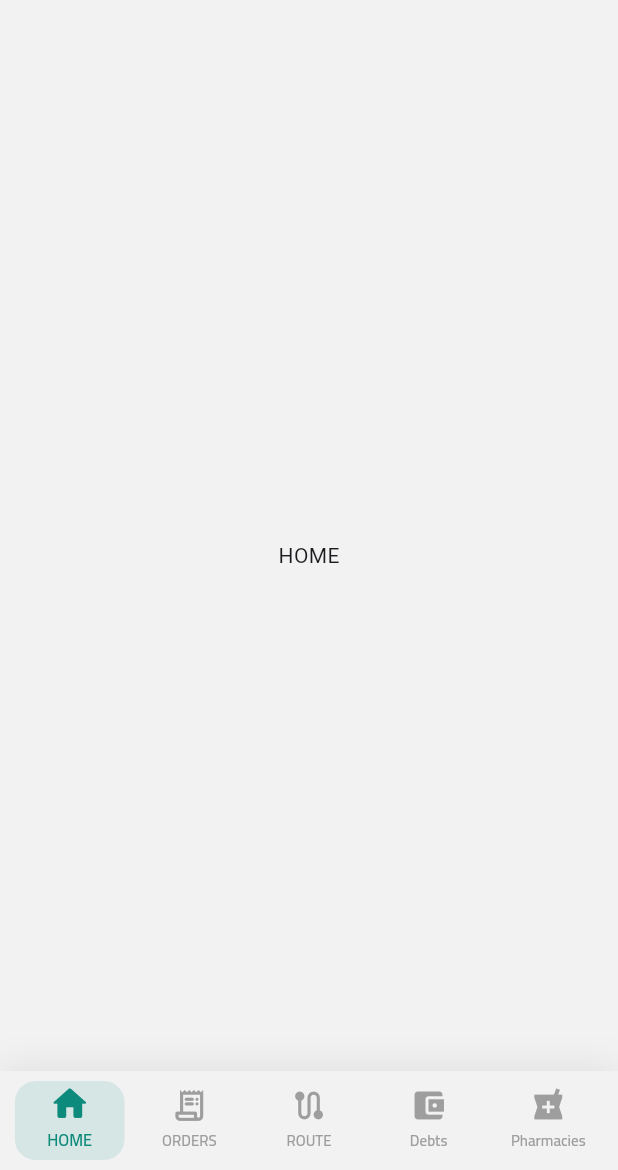
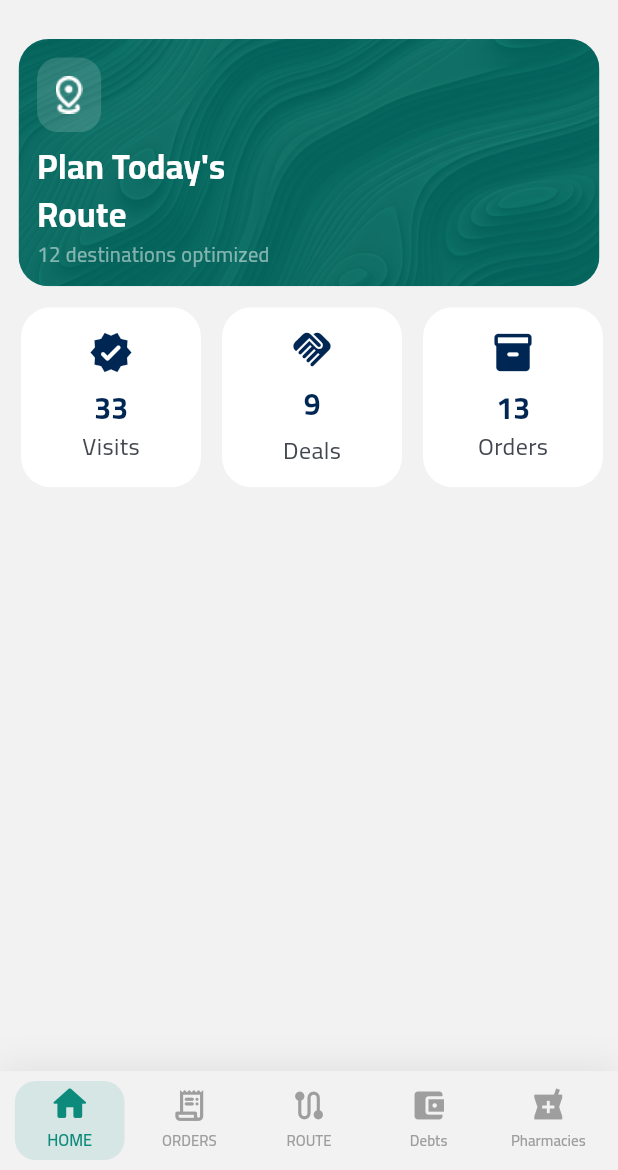
Before and after one commit to Mustafa-Sharaf/IntelliPharm, a Flutter app: the HomeScreen screen opened by its route, on a phone screen of 412 x 824 dp, the part 66-1236 px from its top. Run offline on Flutter 3.47's test engine with Material 3 defaults, Android fonts, the light colour scheme and no system bars; our stand-ins replace dio, font_awesome_flutter, geolocator, get, get_storage, google_maps_flutter; accounts and stored records are empty.

Commit message:
add content home

```diff
--- a/lib/Widgets/MenuHome.dart
+++ b/lib/Widgets/MenuHome.dart
@@ -19,7 +19,7 @@ class DrawerHome extends StatelessWidget {
           padding: EdgeInsets.zero,
           children: [
             SizedBox(
-              height: MediaQuery.of(context).size.height * 0.2,
+              height: MediaQuery.of(context).size.height * 0.21,
               child: SizedBox(
                 child: DrawerHeader(
                   padding: EdgeInsets.zero,
@@ -48,7 +48,7 @@ class DrawerHome extends StatelessWidget {
                         ),
                       ),
                       Padding(
-                        padding: const EdgeInsets.only(left: 15, top: 10),
+                        padding: const EdgeInsets.only(left: 15, top: 10,right: 15),
                         child: Column(
                           crossAxisAlignment: CrossAxisAlignment.start,
                           children: [
@@ -62,7 +62,7 @@ class DrawerHome extends StatelessWidget {
                               ),
                             ),
                             SizedBox(
-                              height: MediaQuery.of(context).size.height * 0.001,
+                              height: MediaQuery.of(context).size.height * 0.008,
                             ),
                             CircleAvatar(
                               radius: 30,
--- a/lib/modules/Home/Home_Screen.dart
+++ b/lib/modules/Home/Home_Screen.dart
@@ -4,13 +4,14 @@ import '../../Widgets/AppBarHome.dart';
 import '../../Widgets/CustomBottomNav/CustomBottomNav.dart';
 import '../../Widgets/CustomBottomNav/CustomBottomNavController.dart';
 import '../../Widgets/MenuHome.dart';
+import '../HomeContent/HomeContent_Screen.dart';
 
 class HomeScreen extends StatelessWidget {
   HomeScreen({super.key});
   final GlobalKey<ScaffoldState> scaffoldKey = GlobalKey<ScaffoldState>();
 
   final pages = [
-    Center(child: Text("HOME")),
+    HomeContentScreen(),
     Center(child: Text("ORDERS")),
     Center(child: Text("ROUTE")),
     Center(child: Text("NOTES")),
--- /dev/null
+++ b/lib/modules/HomeContent/HomeContent_Screen.dart
@@ -0,0 +1,218 @@
+import 'package:flutter/material.dart';
+
+class HomeContentScreen extends StatelessWidget {
+  const HomeContentScreen({super.key});
+
+  @override
+  Widget build(BuildContext context) {
+    final size = MediaQuery.of(context).size;
+    return Column(
+      children: [
+        SizedBox(
+          height: size.height * 0.2,
+          width: size.width * 0.96,
+          child: Padding(
+            padding: EdgeInsets.symmetric(horizontal: size.width * 0.01),
+            child: ClipRRect(
+              borderRadius: BorderRadius.circular(20),
+              child: Container(
+                decoration: BoxDecoration(color: const Color(0xff016E65)),
+                child: Stack(
+                  children: [
+                    Positioned.fill(
+                      child: Opacity(
+                        opacity: 0.15,
+                        child: Image.asset(
+                          'assets/images/DrawerHeaderImage.png',
+                          fit: BoxFit.cover,
+                        ),
+                      ),
+                    ),
+                    Padding(
+                      padding: EdgeInsets.all(size.width * 0.03),
+                      child: Column(
+                        crossAxisAlignment: CrossAxisAlignment.start,
+                        children: [
+                          Container(
+                            padding: EdgeInsets.all(size.width * 0.03),
+                            decoration: BoxDecoration(
+                              color: Colors.white.withValues(alpha: 0.15),
+                              borderRadius: BorderRadius.circular(14),
+                            ),
+                            child: Image.asset('assets/icons/location.png'),
+                          ),
+                          const Spacer(),
+                          Text(
+                            "Plan Today's\nRoute",
+                            style: TextStyle(
+                              fontSize: size.width * 0.055,
+                              fontWeight: FontWeight.bold,
+                              color: Colors.white,
+                              fontFamily: 'Cairo',
+                            ),
+                          ),
+
+                          Text(
+                            "12 destinations optimized",
+                            style: TextStyle(
+                              fontSize: size.width * 0.033,
+                              color: Colors.white.withValues(alpha: 0.5),
+                              fontFamily: 'Cairo',
+                            ),
+                          ),
+                        ],
+                      ),
+                    ),
+                  ],
+                ),
+              ),
+            ),
+          ),
+        ),
+        Row(
+          children: [
+            Padding(
+              padding: const EdgeInsets.only(left: 14, top: 14),
+              child: ClipRRect(
+                borderRadius: BorderRadius.circular(20),
+                child: Container(
+                  color: Colors.white,
+                  height: 120,
+                  width: 120,
+                  child: Column(
+                    mainAxisAlignment: MainAxisAlignment.center,
+                    children: [
+                      /*  Container(
+                        color: Colors.grey,
+                        child: Image.asset(
+                          'assets/icons/visits.png',
+                          width: 40,
+                          height: 40,
+                        ),
+                      ),*/
+                      //SizedBox(height: 5),
+                      Icon(
+                        Icons.verified_rounded,
+                        color: Color(0xff002653),
+                        size: 30,
+                      ),
+                      SizedBox(height: 7),
+                      Text(
+                        "33",
+                        style: TextStyle(
+                          fontSize: 20,
+                          fontWeight: FontWeight.bold,
+                          color: Color(0xff002653),
+                          fontFamily: 'Cairo',
+                        ),
+                      ),
+                     // SizedBox(height: 5),
+                      Text(
+                        "Visits",
+                        style: TextStyle(
+                          fontSize: 16,
+                          color: Color(0xff43474F),
+                          fontFamily: 'Cairo',
+                        ),
+                      ),
+                    ],
+                  ),
+                ),
+              ),
+            ),
+            Padding(
+              padding: const EdgeInsets.only(left: 14, top: 14),
+              child: ClipRRect(
+                borderRadius: BorderRadius.circular(20),
+                child: Container(
+                  color: Colors.white,
+                  height: 120,
+                  width: 120,
+                  child: Column(
+                    mainAxisAlignment: MainAxisAlignment.center,
+                    children: [
+                      /*  Container(
+                        color: Colors.grey,
+                        child: Image.asset(
+                          'assets/icons/visits.png',
+                          width: 40,
+                          height: 40,
+                        ),
+                      ),*/
+                      //SizedBox(height: 5),
+                      Icon(Icons.handshake_rounded, color: Color(0xff002653), size: 30,),
+                      SizedBox(height: 7),
+                      Text(
+                        "9",
+                        style: TextStyle(
+                          fontSize: 20,
+                          fontWeight: FontWeight.bold,
+                          color: Color(0xff002653),
+                          fontFamily: 'Cairo',
+                        ),
+                      ),
+                      SizedBox(height: 5),
+                      Text(
+                        "Deals",
+                        style: TextStyle(
+                          fontSize: 16,
+                          color: Color(0xff43474F),
+                          fontFamily: 'Cairo',
+                        ),
+                      ),
+                    ],
+                  ),
+                ),
+              ),
+            ),
+            Padding(
+              padding: const EdgeInsets.only(left: 14, top: 14),
+              child: ClipRRect(
+                borderRadius: BorderRadius.circular(20),
+                child: Container(
+                  color: Colors.white,
+                  height: 120,
+                  width: 120,
+                  child: Column(
+                    mainAxisAlignment: MainAxisAlignment.center,
+                    children: [
+                      /*  Container(
+                        color: Colors.grey,
+                        child: Image.asset(
+                          'assets/icons/visits.png',
+                          width: 40,
+                          height: 40,
+                        ),
+                      ),*/
+                      //SizedBox(height: 5),
+                      Icon(Icons.inventory_2_rounded, color: Color(0xff002653), size: 30,),
+                      SizedBox(height: 7),
+                      Text(
+                        "13",
+                        style: TextStyle(
+                          fontSize: 20,
+                          fontWeight: FontWeight.bold,
+                          color: Color(0xff002653),
+                          fontFamily: 'Cairo',
+                        ),
+                      ),
+                      //SizedBox(height: 5),
+                      Text(
+                        "Orders",
+                        style: TextStyle(
+                          fontSize: 16,
+                          color: Color(0xff43474F),
+                          fontFamily: 'Cairo',
+                        ),
+                      ),
+                    ],
+                  ),
+                ),
+              ),
+            ),
+          ],
+        ),
+      ],
+    );
+  }
+}
--- a/lib/modules/SignIn/SignIn_Screen.dart
+++ b/lib/modules/SignIn/SignIn_Screen.dart
@@ -88,7 +88,6 @@ class SignInScreen extends StatelessWidget {
                       ),
                     ],
                   ),
-                  SizedBox(height: MediaQuery.of(context).size.height * 0.07),
                 ],
               ),
             ),
--- a/pubspec.yaml
+++ b/pubspec.yaml
@@ -69,6 +69,7 @@ flutter:
   # To add assets to your application, add an assets section, like this:
   assets:
      - assets/images/
+     - assets/icons/
      - assets/map_dark.json
   #   - images/a_dot_ham.jpeg
 
```
Also changed, not shown: assets/icons/deals.png (added), assets/icons/location.png (added), assets/icons/orders.png (added), assets/icons/visits.png (added), assets/images/Login.png (deleted), assets/images/login_img.png, lib/modules/HomeContent/HomeContent_Controller.dart (added), lib/modules/HomeContent/HomeContent_Model.dart (added).
